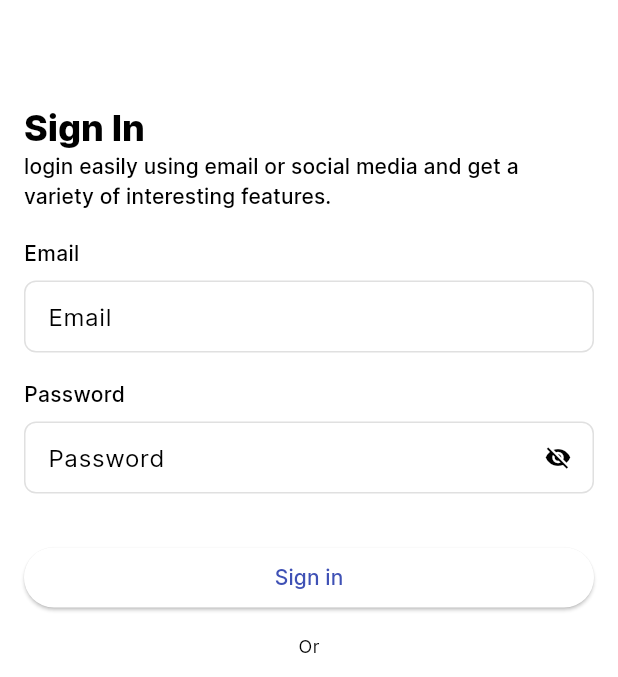
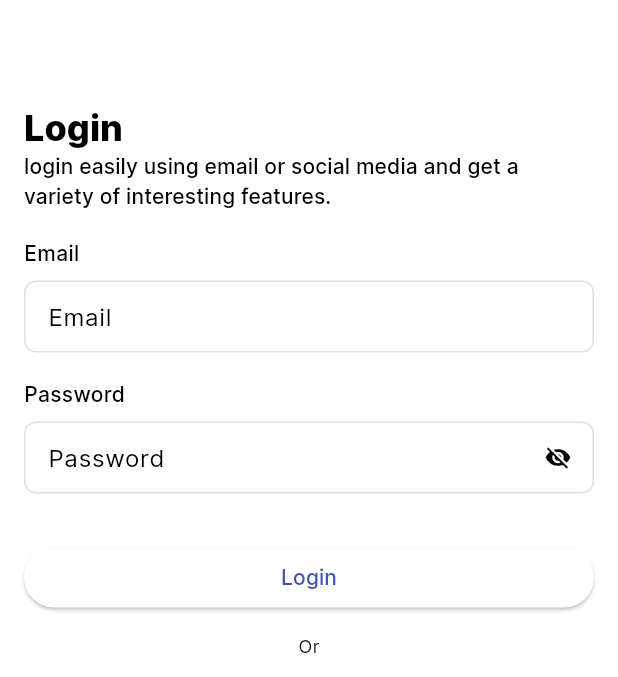
Before and after one commit to do4Mother/expiry-date, a Flutter app: the LoginView screen opened by its route, on a phone screen of 412 x 824 dp. Shown: the top 677 px of the screen. Run offline on Flutter 3.47's test engine with Material 2 defaults, Android fonts, the phone set to English and light mode, and no system bars; drawn by our look-alikes of flutter_form_builder; our stand-ins replace bloc, cached_network_image, cloud_firestore, copy_with_extension, equatable, firebase_auth and 7 more; missing offline and left inert: cloud_firestore_odm; accounts and stored records are empty; network calls fail.

Commit message:
add login method

```diff
--- a/lib/app/bloc/authentication/authentication_event.dart
+++ b/lib/app/bloc/authentication/authentication_event.dart
@@ -18,3 +18,13 @@ class SignUp extends AuthenticationEvent {
   @override
   List<Object> get props => [profile, password];
 }
+
+class Login extends AuthenticationEvent {
+  final String email;
+  final String password;
+
+  const Login({required this.email, required this.password});
+
+  @override
+  List<Object> get props => [email, password];
+}
--- a/lib/views/login/login.dart
+++ b/lib/views/login/login.dart
@@ -1,11 +1,16 @@
+import 'package:expiry/models/profile.dart';
 import 'package:expiry/utils/constant.dart';
+import 'package:expiry/utils/state_helper.dart';
 import 'package:expiry/views/login/widgets/social_button.dart';
 import 'package:expiry/views/sign-up/sign-up.dart';
 import 'package:expiry/widgets/text_field.dart';
 import 'package:flutter/material.dart';
+import 'package:flutter_bloc/flutter_bloc.dart';
 import 'package:flutter_form_builder/flutter_form_builder.dart';
 import 'package:form_builder_validators/form_builder_validators.dart';
 import 'package:go_router/go_router.dart';
+
+import '../../app/bloc/authentication/authentication_bloc.dart';
 
 class LoginView extends StatefulWidget {
   const LoginView({super.key});
@@ -19,10 +24,36 @@ class LoginView extends StatefulWidget {
 class _LoginViewState extends State<LoginView> {
   final _formKey = GlobalKey<FormBuilderState>();
 
+  onLogin() {
+    if (_formKey.currentState?.saveAndValidate() ?? false) {
+      final data = _formKey.currentState?.value ?? {};
+      context.read<AuthenticationBloc>().add(
+            Login(email: data['email'], password: data['password']),
+          );
+    }
+  }
+
   @override
   Widget build(BuildContext context) {
     final textTheme = Theme.of(context).textTheme;
-    return Scaffold(
+    return BlocListener<AuthenticationBloc, StateHelper<Profile>>(
+      listener: (context, state) {
+        state.listener(loaded: () {
+          Navigator.popUntil(context, (route) => route.isFirst);
+          ScaffoldMessenger.of(context).showSnackBar(
+            const SnackBar(
+              content: Text('Login successfully!'),
+            ),
+          );
+        }, error: () {
+          ScaffoldMessenger.of(context).showSnackBar(
+            SnackBar(
+              content: Text(state.message),
+            ),
+          );
+        });
+      },
+      child: Scaffold(
         appBar: AppBar(),
         body: SingleChildScrollView(
           padding: kPaddingListView,
@@ -32,7 +63,7 @@ class _LoginViewState extends State<LoginView> {
               crossAxisAlignment: CrossAxisAlignment.stretch,
               children: [
                 Text(
-                'Sign In',
+                  'Login',
                   style: textTheme.headline4,
                 ),
                 Text(
@@ -57,9 +88,13 @@ class _LoginViewState extends State<LoginView> {
                   ],
                 ),
                 kVerticalMediumBox,
-              ElevatedButton(
-                onPressed: () {},
-                child: const Text('Sign in'),
+                BlocBuilder<AuthenticationBloc, StateHelper<Profile>>(
+                  builder: (context, state) {
+                    return ElevatedButton(
+                      onPressed: state.status != Status.loading ? onLogin : null,
+                      child: const Text('Login'),
+                    );
+                  },
                 ),
                 kVerticalMediumBox,
                 Center(
@@ -115,6 +150,7 @@ class _LoginViewState extends State<LoginView> {
             ),
           ),
         ),
+      ),
     );
   }
 }
```
Also changed, not shown: lib/app/bloc/authentication/authentication_bloc.dart (+15 -1 lines). Lines whose indentation alone changed are shown as unchanged.
